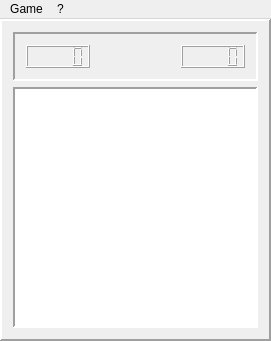
First picture: the form in Minesweeper/Minesweeper/Minesweeper.ui, repository skyrimax/Minesweeper_GPA665, before the edit.
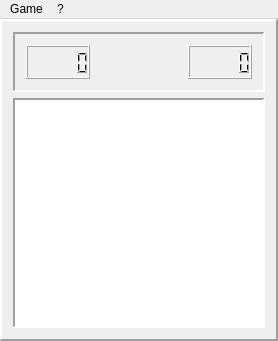
Second picture: the form after the edit. Icons and pictures are not drawn.

Commit message: UI presque fini

What changed in the file:
```diff
--- a/Minesweeper/Minesweeper/Minesweeper.ui
+++ b/Minesweeper/Minesweeper/Minesweeper.ui
@@ -6,10 +6,16 @@
    <rect>
     <x>0</x>
     <y>0</y>
-    <width>271</width>
+    <width>278</width>
     <height>341</height>
    </rect>
   </property>
+  <property name="sizePolicy">
+   <sizepolicy hsizetype="Minimum" vsizetype="Minimum">
+    <horstretch>0</horstretch>
+    <verstretch>0</verstretch>
+   </sizepolicy>
+  </property>
   <property name="windowTitle">
    <string>Minesweeper</string>
   </property>
@@ -51,6 +57,12 @@
       <layout class="QVBoxLayout" name="verticalLayout_2">
        <item>
         <widget class="QFrame" name="frame">
+         <property name="sizePolicy">
+          <sizepolicy hsizetype="Preferred" vsizetype="Preferred">
+           <horstretch>0</horstretch>
+           <verstretch>0</verstretch>
+          </sizepolicy>
+         </property>
          <property name="frameShape">
           <enum>QFrame::Panel</enum>
          </property>
@@ -61,24 +73,30 @@
           <number>2</number>
          </property>
          <layout class="QHBoxLayout" name="horizontalLayout">
-          <item>
-           <widget class="QLCDNumber" name="lcdNbBombs"/>
-          </item>
-          <item>
-           <spacer name="horizontalSpacer">
-            <property name="orientation">
-             <enum>Qt::Horizontal</enum>
+          <item alignment="Qt::AlignLeft">
+           <widget class="QLCDNumber" name="lcdNbBombs">
+            <property name="sizePolicy">
+             <sizepolicy hsizetype="Fixed" vsizetype="Fixed">
+              <horstretch>0</horstretch>
+              <verstretch>0</verstretch>
+             </sizepolicy>
             </property>
-            <property name="sizeHint" stdset="0">
+            <property name="minimumSize">
              <size>
-              <width>40</width>
-              <height>20</height>
+              <width>64</width>
+              <height>34</height>
              </size>
             </property>
-           </spacer>
+           </widget>
           </item>
-          <item>
+          <item alignment="Qt::AlignHCenter">
            <widget class="QPushButton" name="newGameButton">
+            <property name="sizePolicy">
+             <sizepolicy hsizetype="Fixed" vsizetype="Fixed">
+              <horstretch>0</horstretch>
+              <verstretch>0</verstretch>
+             </sizepolicy>
+            </property>
             <property name="icon">
              <iconset resource="Minesweeper.qrc">
               <normaloff>:/Minesweeper/sprites/smile.png</normaloff>:/Minesweeper/sprites/smile.png</iconset>
@@ -97,26 +115,26 @@
             </property>
            </widget>
           </item>
-          <item>
-           <spacer name="horizontalSpacer_2">
-            <property name="orientation">
-             <enum>Qt::Horizontal</enum>
+          <item alignment="Qt::AlignRight">
+           <widget class="QLCDNumber" name="lcdTime">
+            <property name="sizePolicy">
+             <sizepolicy hsizetype="Fixed" vsizetype="Fixed">
+              <horstretch>0</horstretch>
+              <verstretch>0</verstretch>
+             </sizepolicy>
             </property>
-            <property name="sizeHint" stdset="0">
+            <property name="minimumSize">
              <size>
-              <width>40</width>
-              <height>20</height>
+              <width>64</width>
+              <height>34</height>
              </size>
             </property>
-           </spacer>
-          </item>
-          <item>
-           <widget class="QLCDNumber" name="lcdTime"/>
+           </widget>
           </item>
          </layout>
         </widget>
        </item>
-       <item>
+       <item alignment="Qt::AlignHCenter">
         <widget class="QGraphicsView" name="minefieldView">
          <property name="frameShape">
           <enum>QFrame::Panel</enum>
@@ -139,7 +157,7 @@
     <rect>
      <x>0</x>
      <y>0</y>
-     <width>271</width>
+     <width>278</width>
      <height>21</height>
     </rect>
    </property>
```
The commit also changes 5 other files.
